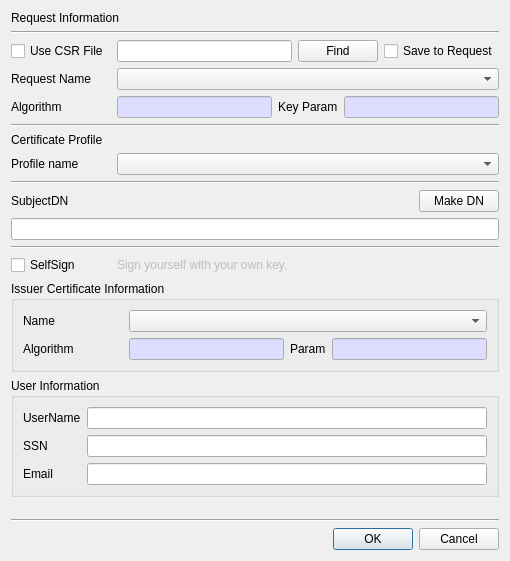
This is CertMan/make_cert_dlg.ui in jykim74/CertMan as Qt 5 draws it before an edit. The edited form follows.
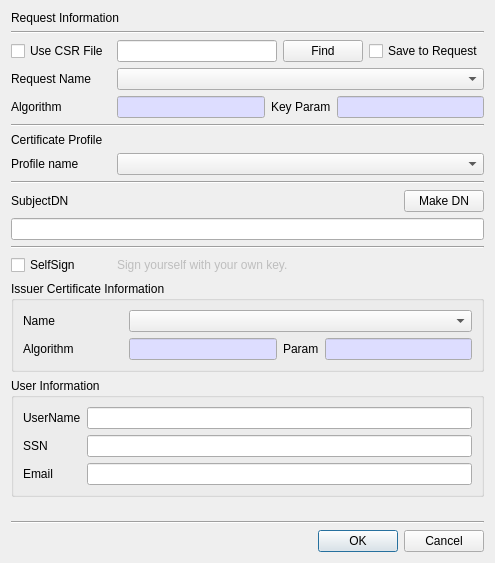
This is the edited form.

Diff of the .ui file:
```diff
--- a/CertMan/make_cert_dlg.ui
+++ b/CertMan/make_cert_dlg.ui
@@ -6,8 +6,8 @@
    <rect>
     <x>0</x>
     <y>0</y>
-    <width>510</width>
-    <height>561</height>
+    <width>482</width>
+    <height>563</height>
    </rect>
   </property>
   <property name="windowTitle">
@@ -60,7 +60,14 @@
       </widget>
      </item>
      <item row="0" column="1">
-      <widget class="QLineEdit" name="mCSRFilePathText"/>
+      <widget class="QLineEdit" name="mCSRFilePathText">
+       <property name="minimumSize">
+        <size>
+         <width>160</width>
+         <height>0</height>
+        </size>
+       </property>
+      </widget>
      </item>
      <item row="0" column="3">
       <widget class="QCheckBox" name="mSaveToRequestCheck">
@@ -323,6 +330,12 @@
    </item>
    <item>
     <widget class="QLineEdit" name="mSubjectDNText">
+     <property name="minimumSize">
+      <size>
+       <width>400</width>
+       <height>0</height>
+      </size>
+     </property>
      <property name="palette">
       <palette>
        <active>
@@ -413,7 +426,12 @@
      <property name="title">
       <string>Issuer Certificate Information</string>
      </property>
-     <layout class="QGridLayout" name="gridLayout_9">
+     <layout class="QVBoxLayout" name="verticalLayout_2">
+      <item>
+       <layout class="QGridLayout" name="gridLayout_6">
+        <property name="topMargin">
+         <number>0</number>
+        </property>
       <item row="0" column="0">
        <widget class="QLabel" name="label_8">
         <property name="minimumSize">
@@ -436,7 +454,9 @@
       <item row="0" column="1">
        <widget class="QComboBox" name="mIssuerNameCombo"/>
       </item>
-      <item row="1" column="0" colspan="2">
+       </layout>
+      </item>
+      <item>
        <layout class="QGridLayout" name="gridLayout_10">
         <item row="0" column="1">
          <widget class="QLineEdit" name="mIssuerAlgorithmText">
@@ -562,10 +582,12 @@
      <property name="title">
       <string>User Information</string>
      </property>
+     <layout class="QVBoxLayout" name="verticalLayout_3">
+      <item>
      <layout class="QGridLayout" name="gridLayout_8">
-      <item row="0" column="1">
-       <widget class="QLineEdit" name="mUserNameText"/>
-      </item>
+        <property name="topMargin">
+         <number>0</number>
+        </property>
       <item row="0" column="0">
        <widget class="QLabel" name="label_11">
         <property name="text">
@@ -573,6 +595,15 @@
         </property>
        </widget>
       </item>
+        <item row="0" column="1">
+         <widget class="QLineEdit" name="mUserNameText"/>
+        </item>
+        <item row="1" column="1">
+         <widget class="QLineEdit" name="mSSNText"/>
+        </item>
+        <item row="2" column="1">
+         <widget class="QLineEdit" name="mEmailText"/>
+        </item>
       <item row="1" column="0">
        <widget class="QLabel" name="label_12">
         <property name="text">
@@ -580,9 +611,6 @@
         </property>
        </widget>
       </item>
-      <item row="1" column="1">
-       <widget class="QLineEdit" name="mSSNText"/>
-      </item>
       <item row="2" column="0">
        <widget class="QLabel" name="label_13">
         <property name="text">
@@ -590,8 +618,7 @@
         </property>
        </widget>
       </item>
-      <item row="2" column="1">
-       <widget class="QLineEdit" name="mEmailText"/>
+       </layout>
       </item>
      </layout>
     </widget>
```
Left out of the diff: 4 changed lines with no effect on the pictures. Lines whose indentation alone changed are shown as unchanged.
